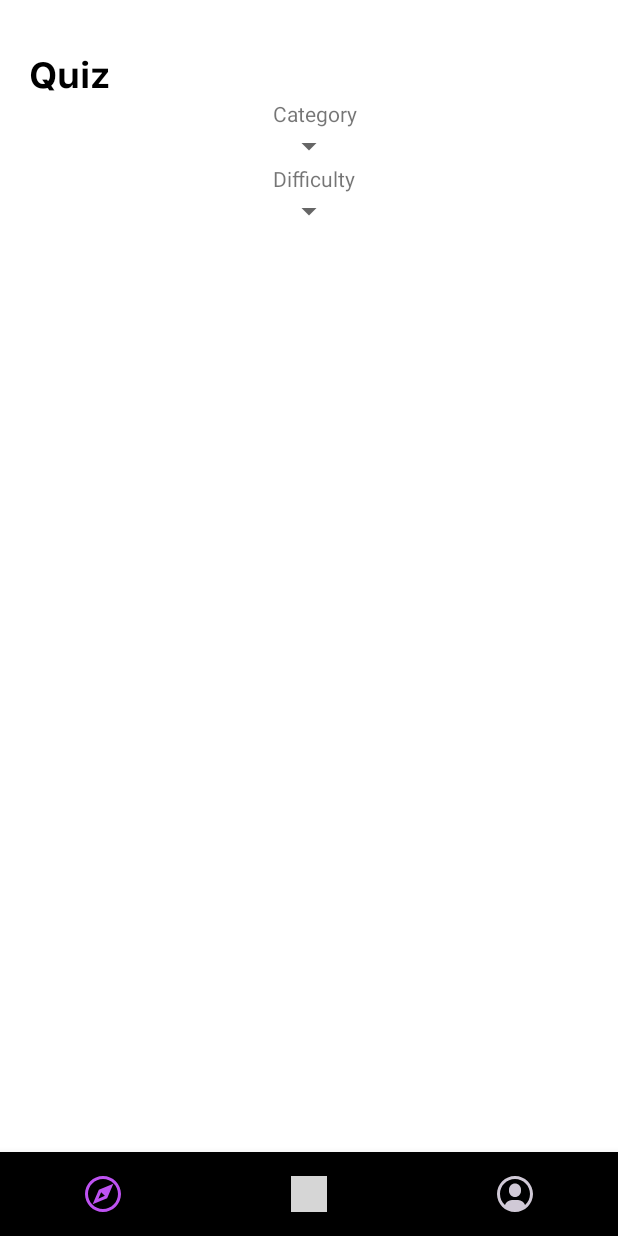
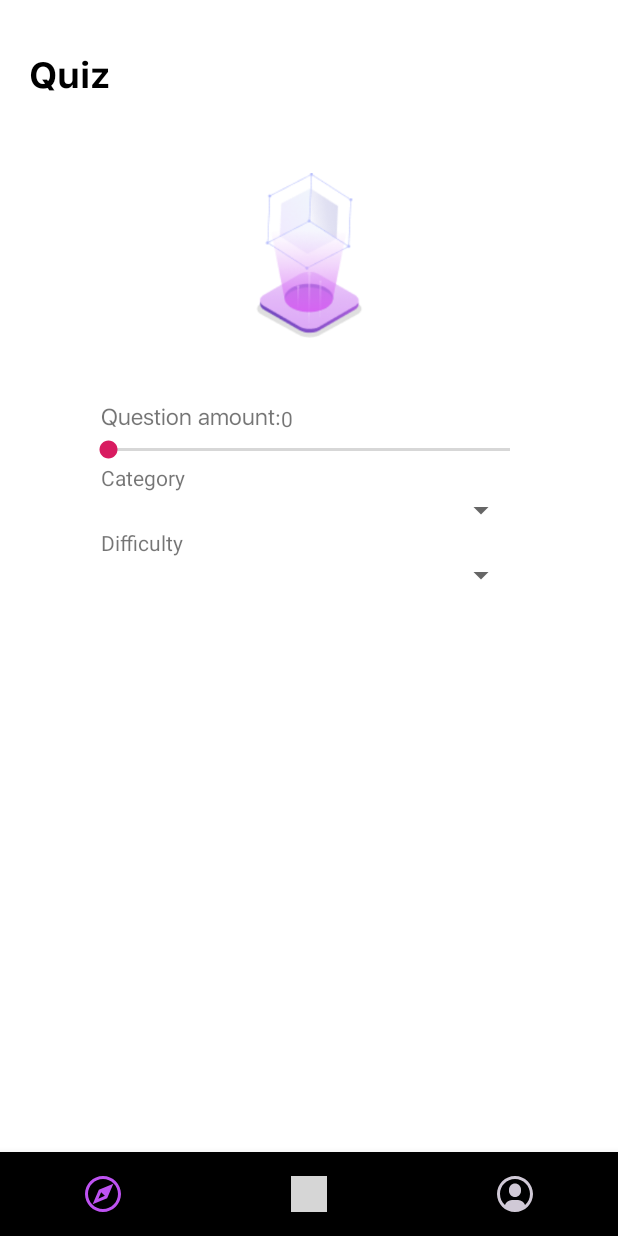
Before and after one commit to Azim87/newquizapp, an Android app: the screen it shows after launch (MainActivity), on a phone screen of 412 x 824 dp. Run offline under Robolectric (Android 15) with nearby library versions, the phone set to English and light mode, and no system bars; our stand-ins replace ButterKnife; libraries missing offline, so code that uses them is left out: org.angmarch.views; plain views replace NiceSpinner; grey boxes are pictures that could not be loaded.

Commit message:
started making design of main fragment

```diff
--- a/app/src/main/java/com/example/quizapp/ui/main/MainFragment.java
+++ b/app/src/main/java/com/example/quizapp/ui/main/MainFragment.java
@@ -31,6 +31,10 @@ public class MainFragment extends BaseFragment {
         super.onActivityCreated(savedInstanceState);
 
         mainViewModel = ViewModelProviders.of(this).get(MainViewModel.class);
+        subscribeToViewModel();
+    }
+
+    private void subscribeToViewModel() {
         mainViewModel.getQuizQuestions(10, 9, "easy");
     }
 }
--- a/app/src/main/java/com/example/quizapp/ui/main/MainViewModel.java
+++ b/app/src/main/java/com/example/quizapp/ui/main/MainViewModel.java
@@ -1,6 +1,4 @@
 package com.example.quizapp.ui.main;
-
-import android.util.Log;
 
 import androidx.lifecycle.ViewModel;
 
@@ -22,12 +20,12 @@ public class MainViewModel extends ViewModel {
                 new IQuizApiService.QuestionCallBack() {
                     @Override
                     public void onSuccess(List<Question> result) {
-                        Log.d("ololo", "on success: " + result.get(0).getQuestion());
+
                     }
 
                     @Override
                     public void onFailure(Exception e) {
-                        Log.d("ololo", "on failure: " + e.getLocalizedMessage());
+
                     }
                 });
     }
--- a/app/src/main/java/com/example/quizapp/ui/settings/SettingsFragment.java
+++ b/app/src/main/java/com/example/quizapp/ui/settings/SettingsFragment.java
@@ -30,7 +30,11 @@ public class SettingsFragment extends BaseFragment {
     @Override
     public void onActivityCreated(@Nullable Bundle savedInstanceState) {
         super.onActivityCreated(savedInstanceState);
+        settingViewModel = ViewModelProviders.of(this).get(SettingViewModel.class);
+        subscribeToViewModel();
+    }
 
-        settingViewModel = ViewModelProviders.of(this).get(SettingViewModel.class);
+    private void subscribeToViewModel() {
+
     }
 }
--- a/app/src/main/res/layout/fragment_main.xml
+++ b/app/src/main/res/layout/fragment_main.xml
@@ -14,6 +14,47 @@
         app:layout_constraintLeft_toLeftOf="parent"
         app:layout_constraintTop_toTopOf="parent" />
 
+    <ImageView
+        android:id="@+id/main_icon"
+        android:layout_width="90dp"
+        android:layout_height="110dp"
+        android:layout_marginTop="49dp"
+        android:src="@drawable/ic_main_fragment_icon"
+        app:layout_constraintEnd_toEndOf="parent"
+        app:layout_constraintStart_toStartOf="parent"
+        app:layout_constraintTop_toBottomOf="@id/title_main" />
+
+    <TextView
+        android:id="@+id/question_amount_text"
+        android:layout_width="wrap_content"
+        android:layout_height="wrap_content"
+        android:layout_marginLeft="67dp"
+        android:layout_marginTop="42dp"
+        android:fontFamily="@font/sfdisplay_regular"
+        android:text="@string/question_amount"
+        android:textSize="15sp"
+        app:layout_constraintLeft_toLeftOf="parent"
+        app:layout_constraintTop_toBottomOf="@+id/main_icon" />
+
+    <TextView
+        android:id="@+id/question_amount_quantity"
+        android:layout_width="wrap_content"
+        android:layout_height="wrap_content"
+        android:text="@string/_question_amount"
+        app:layout_constraintBottom_toBottomOf="@+id/question_amount_text"
+        app:layout_constraintStart_toEndOf="@id/question_amount_text"
+        app:layout_constraintTop_toTopOf="@+id/question_amount_text" />
+
+    <SeekBar
+        android:id="@+id/amount_seekbar"
+        android:layout_width="match_parent"
+        android:layout_height="wrap_content"
+        android:layout_marginLeft="56dp"
+        android:layout_marginRight="56dp"
+        app:layout_constraintLeft_toLeftOf="parent"
+        app:layout_constraintRight_toRightOf="parent"
+        app:layout_constraintTop_toBottomOf="@id/question_amount_text" />
+
     <TextView
         android:id="@+id/title_category_spinner"
         android:layout_width="wrap_content"
@@ -21,12 +62,14 @@
         android:text="@string/category"
         app:layout_constraintBottom_toTopOf="@id/category_spinner"
         app:layout_constraintStart_toStartOf="@id/category_spinner"
-        app:layout_constraintTop_toBottomOf="@id/title_main" />
+        app:layout_constraintTop_toBottomOf="@+id/amount_seekbar" />
 
     <org.angmarch.views.NiceSpinner
         android:id="@+id/category_spinner"
-        android:layout_width="wrap_content"
+        android:layout_width="match_parent"
         android:layout_height="wrap_content"
+        android:layout_marginLeft="67dp"
+        android:layout_marginRight="67dp"
         app:layout_constraintBottom_toTopOf="@id/title_difficulty_spinner"
         app:layout_constraintEnd_toEndOf="parent"
         app:layout_constraintStart_toStartOf="parent"
@@ -43,8 +86,10 @@
 
     <org.angmarch.views.NiceSpinner
         android:id="@+id/difficulty_spinner"
-        android:layout_width="wrap_content"
+        android:layout_width="match_parent"
         android:layout_height="wrap_content"
+        android:layout_marginLeft="67dp"
+        android:layout_marginRight="67dp"
         app:layout_constraintEnd_toEndOf="parent"
         app:layout_constraintStart_toStartOf="parent"
         app:layout_constraintTop_toBottomOf="@id/title_difficulty_spinner" />
--- a/app/src/main/res/values/strings.xml
+++ b/app/src/main/res/values/strings.xml
@@ -8,4 +8,6 @@
     <string name="settings">Settings</string>
     <string name="category">Category</string>
     <string name="difficulty">Difficulty</string>
+    <string name="question_amount">Question amount:</string>
+    <string name="_question_amount">0</string>
 </resources>
```
Also changed, not shown: app/src/main/res/drawable/ic_main_fragment_icon.png (added).
